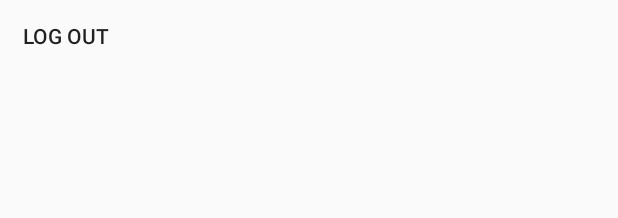
After one commit to birandkoray/android-cryptotracker, an Android app: the layout button_layout.xml on its own in the app's theme, with its tools: preview values and no code run, on a phone screen of 412 x 824 dp. The commit adds this screen. Shown: the top 218 px of the screen. Run offline under Robolectric (Android 15) with nearby library versions, the phone set to English and light mode, and no system bars.

Commit message:
log out button added to tool bar

```diff
--- a/app/build.gradle
+++ b/app/build.gradle
@@ -36,6 +36,7 @@ dependencies {
     implementation 'com.android.support:recyclerview-v7:26.1.0'
     implementation group: 'com.google.code.gson', name: 'gson', version: '2.8.5'
     implementation 'com.android.support:design:26.1.0'
+    implementation 'com.android.support:mediarouter-v7:26.1.0'
 }
 
 apply plugin: 'com.google.gms.google-services'
--- a/app/src/main/AndroidManifest.xml
+++ b/app/src/main/AndroidManifest.xml
@@ -12,7 +12,7 @@
         android:label="@string/app_name"
         android:roundIcon="@mipmap/cryptotracker"
         android:supportsRtl="true"
-        android:theme="@style/AppTheme">
+        android:theme="@style/Theme.AppCompat.Light.NoActionBar">
         <activity android:name=".SplashScreenActivity" android:theme="@style/SplashScreenTheme" >
             <intent-filter>
                 <action android:name="android.intent.action.MAIN" />
@@ -20,7 +20,7 @@
             </intent-filter>
         </activity>
         <activity android:name=".MainActivity" android:configChanges="orientation|screenSize"/>
-        <activity android:name=".RestActivity" android:configChanges="orientation|screenSize"/>
+        <activity android:name=".RestActivity" android:configChanges="orientation|screenSize"></activity>
     </application>
 
 </manifest>
--- a/app/src/main/java/app/android/com/cryptotracker/MainActivity.kt
+++ b/app/src/main/java/app/android/com/cryptotracker/MainActivity.kt
@@ -42,7 +42,7 @@ class MainActivity : AppCompatActivity() {
     }
 
     fun showMessage(view: View, message: String) {
-        Snackbar.make(view, message, Snackbar.LENGTH_INDEFINITE)
+        Snackbar.make(view, message, Snackbar.LENGTH_SHORT)
                 .setAction("Action", null)
                 .show()
     }
--- /dev/null
+++ b/app/src/main/res/layout/button_layout.xml
@@ -0,0 +1,14 @@
+<?xml version="1.0" encoding="utf-8"?>
+<RelativeLayout xmlns:android="http://schemas.android.com/apk/res/android"
+    android:layout_width="wrap_content" android:layout_height="wrap_content"
+    android:orientation="vertical">
+
+    <Button android:id="@+id/logout_button"
+        android:layout_width="wrap_content"
+        android:layout_height="wrap_content"
+        android:background="@android:color/transparent"
+        android:text="LOG OUT"
+        android:layout_centerHorizontal="true"
+        android:layout_centerVertical="true"/>
+
+</RelativeLayout>
--- a/app/src/main/res/layout/crypto_item.xml
+++ b/app/src/main/res/layout/crypto_item.xml
@@ -104,7 +104,7 @@
         android:layout_marginStart="12dp"
         android:layout_marginTop="8dp"
         android:text="TextView"
-        android:textColor="@android:color/holo_red_dark"
+        android:textColor="@android:color/holo_blue_light"
         android:textSize="18sp"
         android:textStyle="bold"
         app:layout_constraintStart_toEndOf="@+id/symbol"
```
Also changed, not shown: app/src/main/java/app/android/com/cryptotracker/RestActivity.kt (+41 -0 lines), app/src/main/res/layout/activity_rest.xml (+25 -3 lines), app/src/main/res/menu/menu_resource.xml (added, +10 -0 lines).
